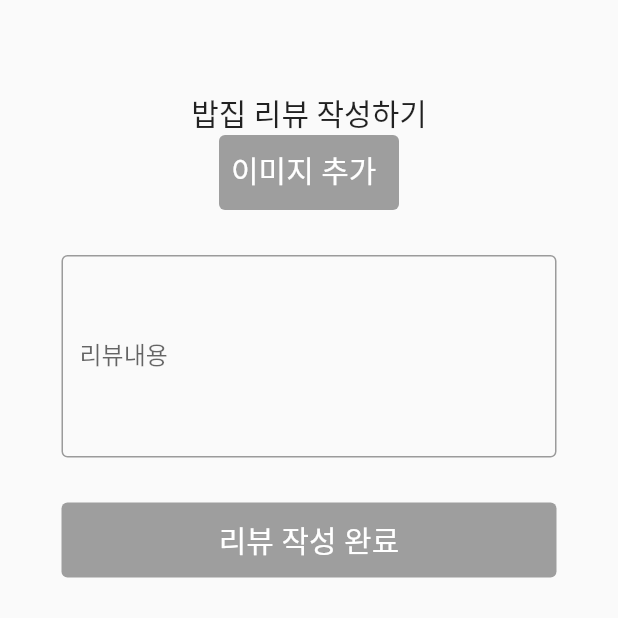
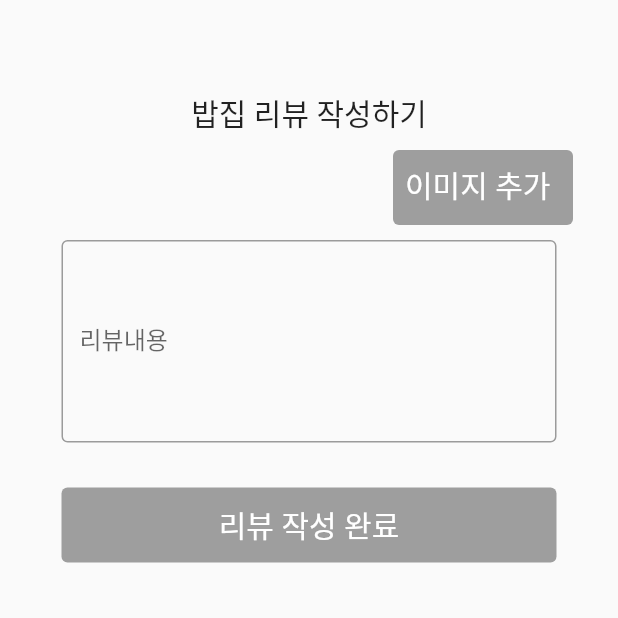
Before and after one commit to tlswodn205/mubwara, a Flutter app: the ReviewWritePage screen opened directly, on a phone screen of 412 x 824 dp, the top half of it. Run offline on Flutter 3.47's test engine with Material 2 defaults, Android fonts, the phone set to English and light mode, and no system bars; our stand-ins replace firebase_core, flutter_riverpod, font_awesome_flutter, geolocator, get, google_maps_flutter and 1 more; missing offline and left inert: remedi_kopo; accounts and stored records are empty.

```diff
--- a/lib/views/page/review_write_page/review_write_page.dart
+++ b/lib/views/page/review_write_page/review_write_page.dart
@@ -8,17 +8,25 @@ class ReviewWritePage extends StatelessWidget {
   @override
   Widget build(BuildContext context) {
     return Scaffold(
-      body: Column(
+      body: Padding(
+        padding: const EdgeInsets.all(30.0),
+        child: Column(
           children: [
-          SizedBox(height: 60),
+            SizedBox(height: 30),
             Text("${shopList[0].shop_name} 리뷰 작성하기",
                 style: TextStyle(fontSize: 20)),
+            SizedBox(height: 10),
+            Row(
+              mainAxisAlignment: MainAxisAlignment.end,
+              children: [
                 _buildButton(
                     buttonName: "이미지 추가 하기",
                     buttonBackgroundColor: Colors.grey,
                     fontColor: Colors.white,
                     widthSize: 120),
-          SizedBox(height: 30),
+              ],
+            ),
+            SizedBox(height: 10),
             _buildTextFeild("리뷰내용", "null"),
             SizedBox(height: 30),
             _buildButton(
@@ -27,6 +35,7 @@ class ReviewWritePage extends StatelessWidget {
                 fontColor: Colors.white,
                 widthSize: 330)
           ],
+        ),
       ),
     );
   }
--- a/pubspec.yaml
+++ b/pubspec.yaml
@@ -42,6 +42,8 @@ dependencies:
   table_calendar: ^3.0.8
   kpostal: ^0.5.1
   remedi_kopo: ^0.0.1
+  iamport_flutter: ^0.10.3
+  file_picker: ^5.2.2
 
 
   # The following adds the Cupertino Icons font to your application.
```
Also changed, not shown: lib/views/page/my_page/my_page.dart (+13 -4 lines), pubspec.lock, 1 other file. Lines whose indentation alone changed are shown as unchanged.
